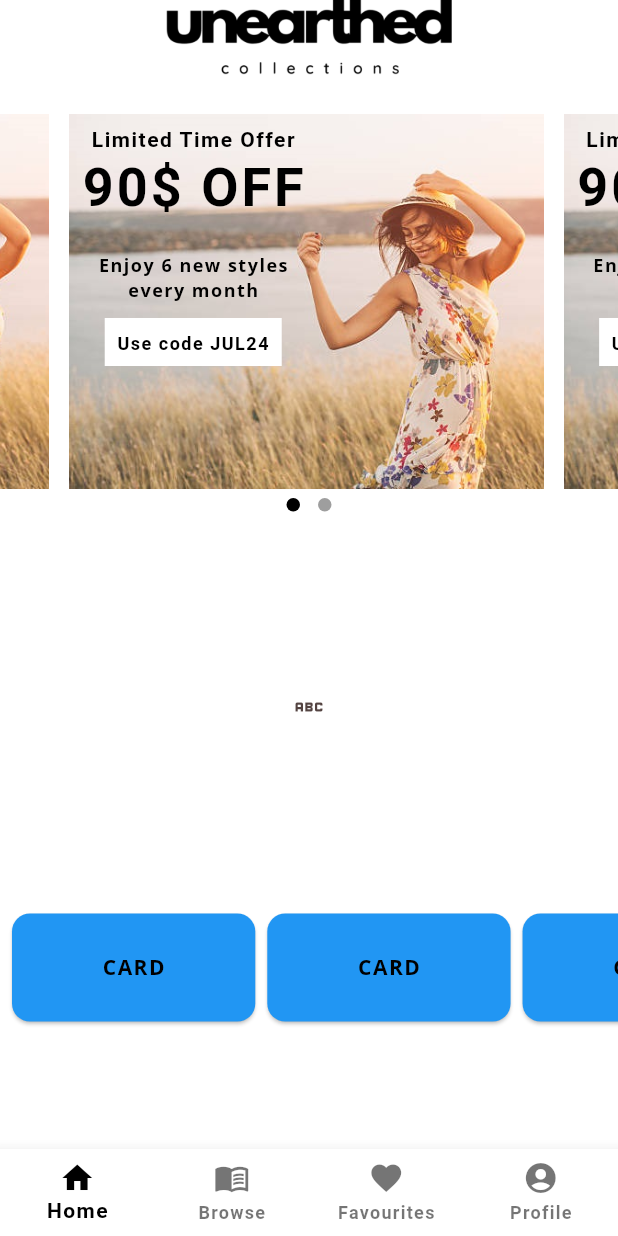
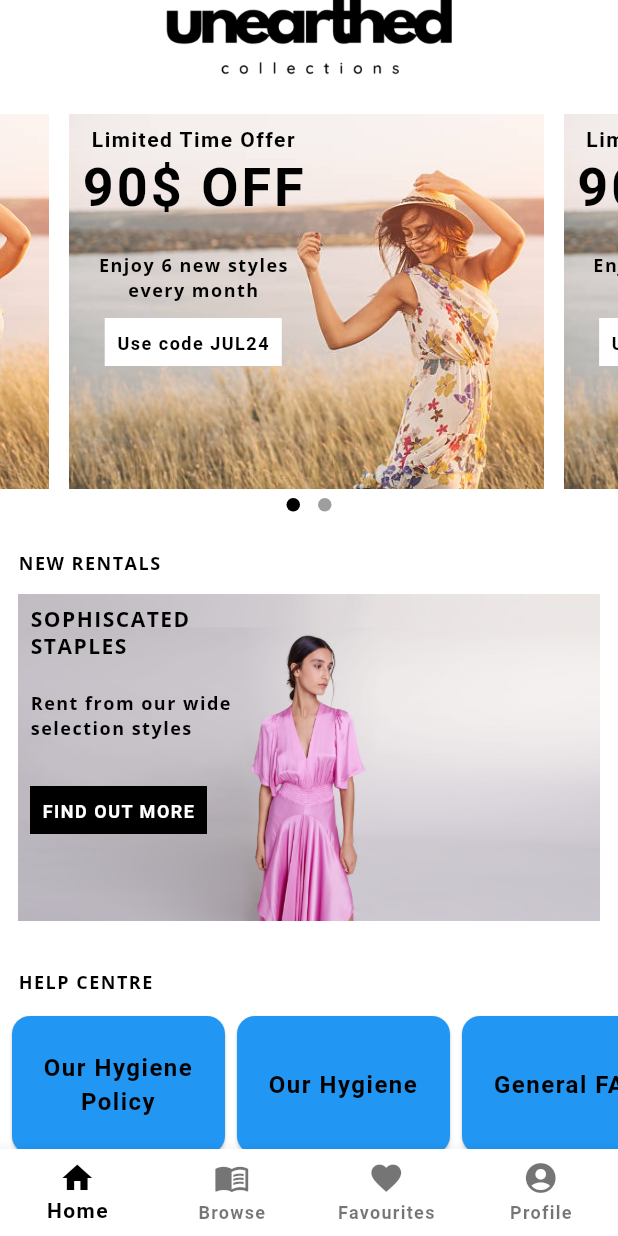
Before and after one commit to chris-bluemoon/revivals, a Flutter app: the screen it shows after launch, on a phone screen of 412 x 824 dp. Run offline on Flutter 3.47's test engine with Material 3 defaults, Android fonts, the phone set to English and light mode, and no system bars; drawn by our look-alikes of carousel_slider, dots_indicator; our stand-ins replace google_fonts; Roboto replaces fonts that are missing (Playfair).

Commit message:
Added new rentals home page widget

```diff
--- a/lib/screens/home/home.dart
+++ b/lib/screens/home/home.dart
@@ -3,7 +3,9 @@ import 'package:dots_indicator/dots_indicator.dart';
 
 import 'package:flutter/material.dart';
 import 'package:unearthed/screens/home/home_page_bottom_card.dart';
+import 'package:unearthed/screens/home/new_arrivals_home_widget.dart';
 import 'package:unearthed/screens/home/offer_home_widget.dart';
+import 'package:unearthed/shared/styled_text.dart';
 
 class Home extends StatefulWidget {
   const Home({super.key});
@@ -21,6 +23,7 @@ class _HomeState extends State<Home> {
   Widget build(BuildContext context) {
     return SingleChildScrollView(
       child: Column(
+        crossAxisAlignment: CrossAxisAlignment.start,
         children: [
 
           // Display first column object, the carousel
@@ -46,7 +49,8 @@ class _HomeState extends State<Home> {
 
           // Display dot indicators for carousel
 
-          DotsIndicator(
+          Center(
+            child: DotsIndicator(
               dotsCount: items.length,
               position: currentIndex.toDouble(),
               decorator: const DotsDecorator(
@@ -55,18 +59,27 @@ class _HomeState extends State<Home> {
                 // colors: [Colors.grey[300], Colors.grey[600], Colors.grey[900]], // Inactive dot colors
               ),
             ),
+          ),
 
           // Now display the first home page widget, for now a simple icon button
 
-          Container(
-            padding: const EdgeInsets.symmetric(vertical: 100),
-            child: IconButton(
-                onPressed: () => Navigator.pushNamed(context, '/new_arrivals'),
-                icon: const Icon(Icons.abc)),
+          const SizedBox(height: 20),
+          const Padding(
+            padding: EdgeInsets.only(left: 12.0),
+            child: StyledBody('NEW RENTALS'),
           ),
+          const NewArrivalsHomeWidget(),
+
 
           // A sixed box now follows which contrains the horizontal listview, otherwise we get a renderflex error
 
+
+          const SizedBox(height: 20),
+          const Padding(
+            padding: EdgeInsets.only(left: 12.0),
+            child: StyledBody('HELP CENTRE'),
+          ),
+          SizedBox(height: 10),
           SizedBox(
             height: 100,
             child: ListView(
@@ -74,15 +87,17 @@ class _HomeState extends State<Home> {
               scrollDirection: Axis.horizontal,
               children: const <Widget>[
                 SizedBox(width: 4),
-                HomePageBottomCard(),
-                HomePageBottomCard(),
-                HomePageBottomCard(),
-                HomePageBottomCard(),
-                HomePageBottomCard(),
+                HomePageBottomCard('Our Hygiene Policy'),
+                HomePageBottomCard('Our Hygiene'),
+                HomePageBottomCard('General FAQ'),
+                HomePageBottomCard('What Is Unearthed Collections'),
+                HomePageBottomCard('How It Works'),
+                HomePageBottomCard('Sizing Guide FAQ'),
                 SizedBox(width: 4),
               ],
             ),
           ),
+          const SizedBox(height: 20),
         ],
       ),
     );
--- a/lib/screens/home/home_page_bottom_card.dart
+++ b/lib/screens/home/home_page_bottom_card.dart
@@ -2,21 +2,26 @@ import 'package:flutter/material.dart';
 import 'package:unearthed/shared/styled_text.dart';
 
 class HomePageBottomCard extends StatelessWidget {
-  const HomePageBottomCard({super.key});
+  const HomePageBottomCard(this.text, {super.key});
+
+  final String text;
 
   @override
   Widget build(BuildContext context) {
     return Container(
-      height: 10,
-      child: const Padding(
-        padding: EdgeInsets.symmetric(vertical: 10),
-        child: Card(
-          color: Colors.blue,
-          child: Center(child: Padding(
-            padding: EdgeInsets.symmetric(horizontal: 60),
-            child: StyledHeading('CARD'),
-          ),),
-      )),
+      // height: 120,
+      width: 150,
+      child: Card(
+        color: Colors.blue,
+        child: Padding(
+          padding: const EdgeInsets.all(8.0),
+          child: Center(child: Text(
+            text,
+            textAlign: TextAlign.center,
+            style: const TextStyle(fontSize: 16))),
+          // child: Center(child: StyledHeading(text)),
+        ),
+            ),
     );
   }
 }
--- a/lib/screens/home/new_arrivals_home_widget.dart
+++ b/lib/screens/home/new_arrivals_home_widget.dart
@@ -0,0 +1,42 @@
+import 'package:flutter/material.dart';
+import 'package:unearthed/shared/styled_text.dart';
+
+class NewArrivalsHomeWidget extends StatelessWidget {
+  const NewArrivalsHomeWidget({super.key});
+
+  @override
+  Widget build(BuildContext context) {
+    return Padding(
+      padding: const EdgeInsets.all(12.0),
+      child: Stack(
+        children: [
+          Image.asset('assets/img/backgrounds/new_arrivals_home_page_image.jpg'),
+          const Padding(
+              padding: const EdgeInsets.all(8.0),
+              child: Column(
+                crossAxisAlignment: CrossAxisAlignment.start,
+                children: [
+                  StyledHeading('SOPHISCATED'),
+                  StyledHeading('STAPLES'),
+                  SizedBox(height: 20),
+                  StyledBody('Rent from our wide'),
+                  StyledBody('selection styles'),
+                  SizedBox(height: 30),
+                  SizedBox(
+                    width: 118.0,
+                    height: 32.0,
+                    child: DecoratedBox(
+                      decoration: BoxDecoration(color: Colors.black),
+                      child: Padding(
+                        padding: EdgeInsets.all(8.0),
+                        child: Text('FIND OUT MORE', style: TextStyle(color: Colors.white)),
+                      ),
+                    ),
+                  )
+                ],
+              )),
+        ],
+      ),
+    );
+  }
+}
```
Also changed, not shown: assets/img/backgrounds/new_arrivals_home_page_image.jpg (added). Lines whose indentation alone changed are shown as unchanged.
